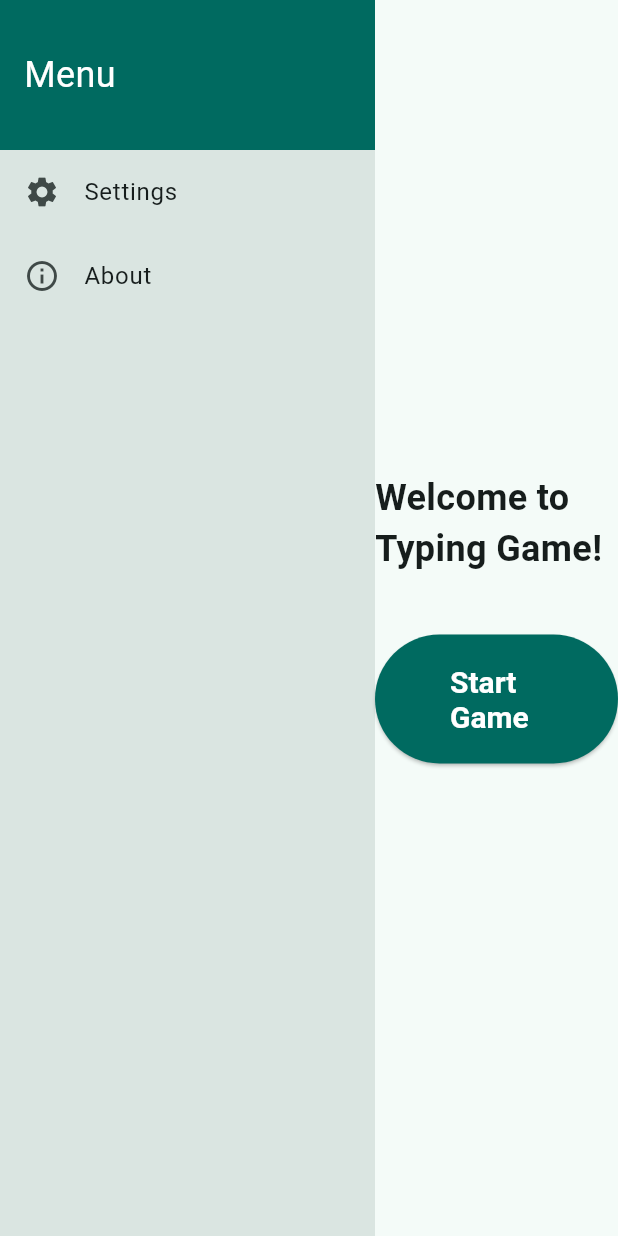
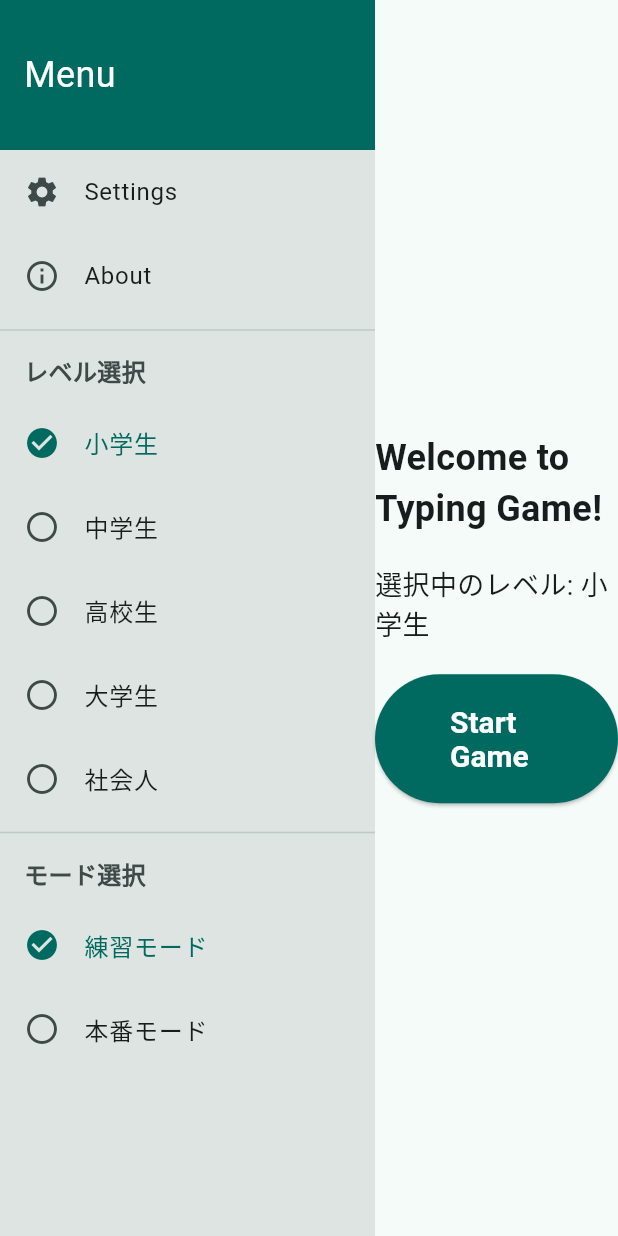
Before and after one commit to riki-yoshida/typing_game, a Flutter app: the screen it shows after launch, on a phone screen of 412 x 824 dp. Run offline on Flutter 3.47's test engine with Material 3 defaults, Android fonts, the phone set to English and light mode, and no system bars.

Commit message:
モード選択を追加

```diff
--- a/lib/features/home/presentation/pages/start_page.dart
+++ b/lib/features/home/presentation/pages/start_page.dart
@@ -1,8 +1,26 @@
 import 'package:flutter/material.dart';
 import 'package:typing_game/features/typing_game/presentation/pages/typing_page.dart';
 
-class StartPage extends StatelessWidget {
+class StartPage extends StatefulWidget {
   const StartPage({super.key});
+
+  @override
+  State<StartPage> createState() => _StartPageState();
+}
+
+class _StartPageState extends State<StartPage> {
+  final List<String> _levels = ['小学生', '中学生', '高校生', '大学生', '社会人'];
+  final List<String> _modes = ['練習モード', '本番モード'];
+  String? _selectedLevel;
+  String? _selectedMode;
+
+  @override
+  void initState() {
+    super.initState();
+    // 初期選択レベルを設定
+    _selectedLevel = _levels[0];
+    _selectedMode = _modes[0]; // 初期選択モードを設定
+  }
 
   @override
   Widget build(BuildContext context) {
@@ -15,8 +33,12 @@ class StartPage extends StatelessWidget {
           Container(
             // サイドバーの幅を固定するためのコンテナ
             width: 250, // サイドバーの幅
-            color: Theme.of(context).colorScheme.surfaceVariant, // サイドバーの背景色
+            color:
+                Theme.of(context)
+                    .colorScheme
+                    .surfaceContainerHighest, // サイドバーの背景色 (deprecated_member_use)
             child: ListView(
+              // このListViewの中に全てのサイドバー項目を入れる
               // Drawerの中身をListViewとして再利用
               padding: EdgeInsets.zero,
               children: [
@@ -50,8 +72,86 @@ class StartPage extends StatelessWidget {
                     // 将来的にAbout画面への遷移などをここに書く
                   },
                 ),
-              ],
-            ),
+                const Divider(),
+                Padding(
+                  padding: const EdgeInsets.symmetric(
+                    horizontal: 16.0,
+                    vertical: 8.0,
+                  ),
+                  child: Text(
+                    'レベル選択',
+                    style: TextStyle(
+                      fontWeight: FontWeight.bold,
+                      fontSize: 16,
+                      color: Theme.of(context).colorScheme.onSurfaceVariant,
+                    ),
+                  ),
+                ),
+                ..._levels.map((level) {
+                  return ListTile(
+                    leading: Icon(
+                      _selectedLevel == level
+                          ? Icons.check_circle
+                          : Icons.radio_button_unchecked,
+                      color:
+                          _selectedLevel == level
+                              ? Theme.of(context).colorScheme.primary
+                              : null,
+                    ),
+                    title: Text(level),
+                    selected: _selectedLevel == level,
+                    selectedTileColor: Theme.of(context)
+                        .colorScheme
+                        .primaryContainer
+                        .withAlpha((0.3 * 255).round()), // withOpacityを修正
+                    onTap: () {
+                      setState(() {
+                        _selectedLevel = level;
+                      });
+                    },
+                  );
+                }), // Removed .toList() here
+                const Divider(),
+                Padding(
+                  padding: const EdgeInsets.symmetric(
+                    horizontal: 16.0,
+                    vertical: 8.0,
+                  ),
+                  child: Text(
+                    'モード選択',
+                    style: TextStyle(
+                      fontWeight: FontWeight.bold,
+                      fontSize: 16,
+                      color: Theme.of(context).colorScheme.onSurfaceVariant,
+                    ),
+                  ),
+                ),
+                ..._modes.map((mode) {
+                  return ListTile(
+                    leading: Icon(
+                      _selectedMode == mode
+                          ? Icons.check_circle
+                          : Icons.radio_button_unchecked,
+                      color:
+                          _selectedMode == mode
+                              ? Theme.of(context).colorScheme.primary
+                              : null,
+                    ),
+                    title: Text(mode),
+                    selected: _selectedMode == mode,
+                    selectedTileColor: Theme.of(context)
+                        .colorScheme
+                        .primaryContainer
+                        .withAlpha((0.3 * 255).round()),
+                    onTap: () {
+                      setState(() {
+                        _selectedMode = mode;
+                      });
+                    },
+                  );
+                }),
+              ], // ListView children closing bracket
+            ), // ListView closing bracket
           ), // サイドバーのContainerの閉じカッコ
           Expanded(
             // 残りの領域をメインコンテンツに割り当てる
@@ -62,7 +162,13 @@ class StartPage extends StatelessWidget {
                   'Welcome to Typing Game!',
                   style: TextStyle(fontSize: 24, fontWeight: FontWeight.bold),
                 ),
-                const SizedBox(height: 40),
+                const SizedBox(height: 20),
+                if (_selectedLevel != null)
+                  Text(
+                    '選択中のレベル: $_selectedLevel',
+                    style: const TextStyle(fontSize: 18),
+                  ),
+                const SizedBox(height: 20),
                 ElevatedButton(
                   style: ElevatedButton.styleFrom(
                     backgroundColor: Theme.of(context).colorScheme.primary,
@@ -77,12 +183,25 @@ class StartPage extends StatelessWidget {
                     ),
                   ),
                   onPressed: () {
+                    if (_selectedLevel == null) {
+                      // レベルが選択されていない場合
+                      // initStateで初期値が設定されるため、基本的にはここには来ないはずですが念のため
+                      ScaffoldMessenger.of(context).showSnackBar(
+                        const SnackBar(content: Text('レベルを選択してください。')),
+                      );
+                      return;
+                    }
                     Navigator.push(
                       context,
                       MaterialPageRoute(
                         builder:
-                            (context) =>
-                                const TypingPage(title: 'Play Typing Game'),
+                            (context) => TypingPage(
+                              title:
+                                  '$_selectedLevel $_selectedMode', // タイトルにレベルとモードを表示
+                              // levelとmodeパラメータを渡す
+                              mode: _selectedMode!,
+                              level: _selectedLevel!,
+                            ),
                       ),
                     );
                   },
@@ -96,3 +215,5 @@ class StartPage extends StatelessWidget {
     );
   }
 }
+
+// TODO: TypingControllerも、受け取ったレベルとモードに応じて問題文の生成やゲームロジックを切り替える必要があります。
--- a/lib/features/typing_game/presentation/pages/typing_page.dart
+++ b/lib/features/typing_game/presentation/pages/typing_page.dart
@@ -3,10 +3,17 @@ import 'package:provider/provider.dart';
 import 'package:typing_game/features/typing_game/controllers/typing_controller.dart';
 
 class TypingPage extends StatefulWidget {
-  const TypingPage({super.key, required this.title});
+  const TypingPage({
+    super.key,
+    required this.title,
+    required this.level,
+    required this.mode,
+  });
 
   final String title;
-
+  final String level;
+  final String mode; // modeパラメータを追加
+  // levelパラメータを追加
   @override
   State<TypingPage> createState() => _TypingPageState();
 }
```
